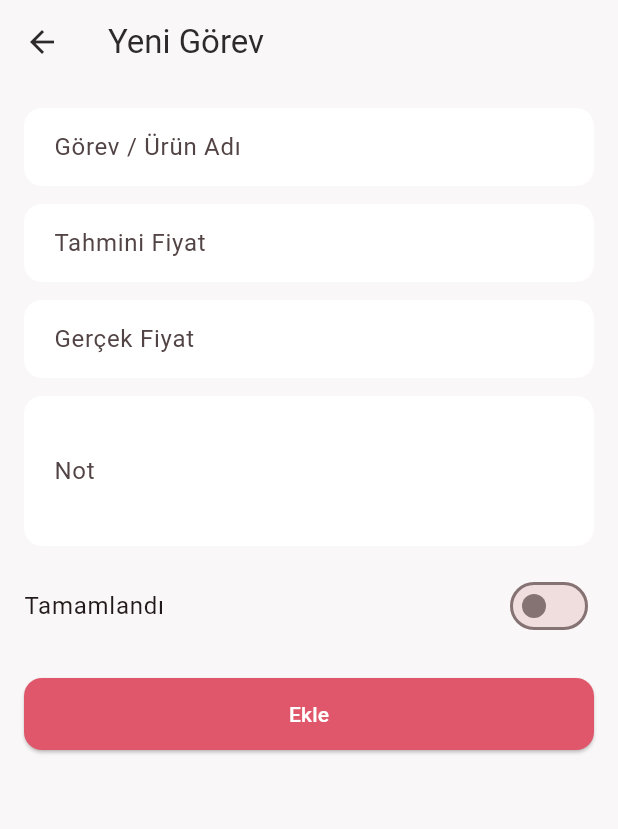
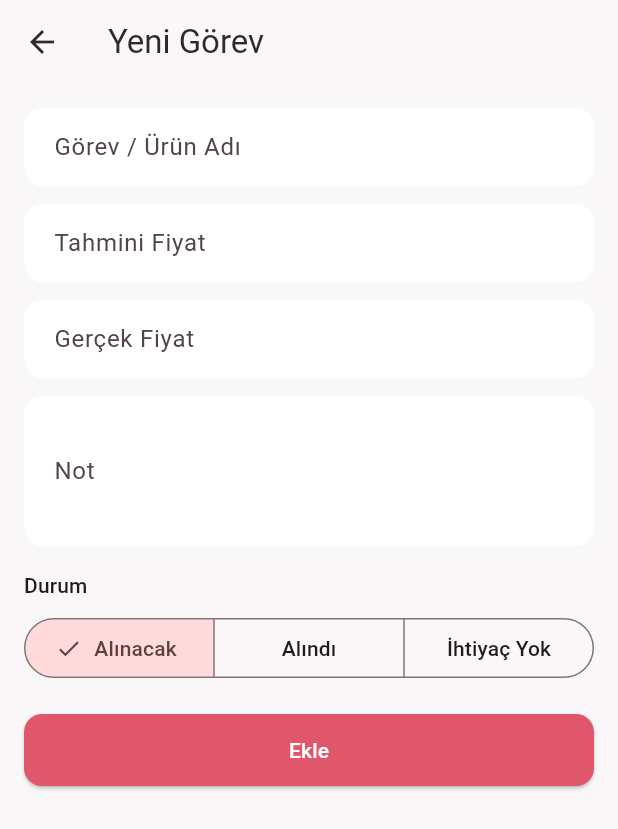
Before and after one commit to melikebsds/Weddly, a Flutter app: the TaskFormScreen screen opened directly with empty values, on a phone screen of 412 x 824 dp. Shown: the top 829 px of the screen. Run offline on Flutter 3.47's test engine with Material 3 defaults, Android fonts, the phone set to English and light mode, and no system bars; our stand-ins replace dio, flutter_secure_storage; accounts and stored records are empty.

Commit message:
Görev durumunu 3'lü hale getir (Alınacak/Alındı/İhtiyaç Yok)
Backend'deki WeddingTaskStatus enum'ıyla uyumlu: checkbox yerine 3'lü
durum seçici (liste: PopupMenuButton, form: SegmentedButton). İhtiyaç
Yok işaretlenen görevler bütçe hesaplamalarından hariç tutuluyor.

Co-Authored-By: Claude Sonnet 5 <noreply@anthropic.com>

```diff
--- a/lib/models/wedding_task.dart
+++ b/lib/models/wedding_task.dart
@@ -1,3 +1,20 @@
+/// Backend'deki WeddingTaskStatus enum'ıyla birebir eşleşir (0/1/2).
+enum WeddingTaskStatus {
+  toBuy,
+  bought,
+  notNeeded;
+
+  static WeddingTaskStatus fromValue(int value) => WeddingTaskStatus.values[value];
+
+  int get value => index;
+
+  String get label => switch (this) {
+        WeddingTaskStatus.toBuy => 'Alınacak',
+        WeddingTaskStatus.bought => 'Alındı',
+        WeddingTaskStatus.notNeeded => 'İhtiyaç Yok',
+      };
+}
+
 class WeddingTask {
   final String id;
   final String weddingSpaceId;
@@ -7,7 +24,7 @@ class WeddingTask {
   final double? estimatedPrice;
   final double? actualPrice;
   final String? assignedUserId;
-  final bool isCompleted;
+  final WeddingTaskStatus status;
 
   const WeddingTask({
     required this.id,
@@ -18,7 +35,7 @@ class WeddingTask {
     this.estimatedPrice,
     this.actualPrice,
     this.assignedUserId,
-    this.isCompleted = false,
+    this.status = WeddingTaskStatus.toBuy,
   });
 
   factory WeddingTask.fromJson(Map<String, dynamic> json) => WeddingTask(
@@ -30,6 +47,6 @@ class WeddingTask {
         estimatedPrice: (json['estimatedPrice'] as num?)?.toDouble(),
         actualPrice: (json['actualPrice'] as num?)?.toDouble(),
         assignedUserId: json['assignedUserId'] as String?,
-        isCompleted: json['isCompleted'] as bool? ?? false,
+        status: WeddingTaskStatus.fromValue(json['status'] as int? ?? 0),
       );
 }
--- a/lib/providers/wedding_state.dart
+++ b/lib/providers/wedding_state.dart
@@ -131,9 +131,9 @@ class WeddingState extends ChangeNotifier {
     return completedTaskCount() / total;
   }
 
-  double estimatedTotal() => _allTasks().fold(0, (sum, t) => sum + (t.estimatedPrice ?? 0));
+  double estimatedTotal() => _budgetRelevantTasks().fold(0, (sum, t) => sum + (t.estimatedPrice ?? 0));
 
-  double actualTotal() => _allTasks().fold(0, (sum, t) => sum + (t.actualPrice ?? 0));
+  double actualTotal() => _budgetRelevantTasks().fold(0, (sum, t) => sum + (t.actualPrice ?? 0));
 
   int? daysUntilWedding() {
     final weddingDate = activeSpace?.weddingDate;
@@ -148,7 +148,7 @@ class WeddingState extends ChangeNotifier {
     String? description,
     double? estimatedPrice,
     double? actualPrice,
-    bool isCompleted = false,
+    WeddingTaskStatus status = WeddingTaskStatus.toBuy,
   }) async {
     final task = await _taskApi.create(
       categoryId,
@@ -156,7 +156,7 @@ class WeddingState extends ChangeNotifier {
       description: description,
       estimatedPrice: estimatedPrice,
       actualPrice: actualPrice,
-      isCompleted: isCompleted,
+      status: status,
     );
     tasksByCategory[categoryId] = [...tasksForCategory(categoryId), task];
     await _refreshCategoryCounts();
@@ -169,7 +169,7 @@ class WeddingState extends ChangeNotifier {
     String? description,
     double? estimatedPrice,
     double? actualPrice,
-    required bool isCompleted,
+    required WeddingTaskStatus status,
   }) async {
     final updated = await _taskApi.update(
       task.id,
@@ -177,7 +177,7 @@ class WeddingState extends ChangeNotifier {
       description: description,
       estimatedPrice: estimatedPrice,
       actualPrice: actualPrice,
-      isCompleted: isCompleted,
+      status: status,
     );
     _replaceTask(updated);
     await _refreshCategoryCounts();
@@ -192,8 +192,8 @@ class WeddingState extends ChangeNotifier {
     notifyListeners();
   }
 
-  Future<void> toggleCompleted(WeddingTask task) async {
-    final updated = await _taskApi.setCompleted(task.id, !task.isCompleted);
+  Future<void> setTaskStatus(WeddingTask task, WeddingTaskStatus status) async {
+    final updated = await _taskApi.setStatus(task.id, status);
     _replaceTask(updated);
     await _refreshCategoryCounts();
     notifyListeners();
@@ -213,5 +213,9 @@ class WeddingState extends ChangeNotifier {
     categories = await _categoryApi.getForSpace(activeSpace!.id);
   }
 
-  List<WeddingTask> _allTasks() => tasksByCategory.values.expand((tasks) => tasks).toList();
+  /// İhtiyaç Yok işaretlenen görevler bütçe hesaplamalarından tamamen hariç tutulur.
+  List<WeddingTask> _budgetRelevantTasks() => tasksByCategory.values
+      .expand((tasks) => tasks)
+      .where((t) => t.status != WeddingTaskStatus.notNeeded)
+      .toList();
 }
--- a/lib/screens/categories/category_detail_screen.dart
+++ b/lib/screens/categories/category_detail_screen.dart
@@ -38,7 +38,8 @@ class CategoryDetailScreen extends StatelessWidget {
                 final WeddingTask task = tasks[index];
                 return TaskListTile(
                   task: task,
-                  onToggle: () => _handle(context, () => state.toggleCompleted(task)),
+                  onStatusChanged: (status) =>
+                      _handle(context, () => state.setTaskStatus(task, status)),
                   onTap: () => Navigator.of(context).push(
                     MaterialPageRoute(
                       builder: (_) => TaskFormScreen(category: category, task: task),
--- a/lib/screens/tasks/task_form_screen.dart
+++ b/lib/screens/tasks/task_form_screen.dart
@@ -23,7 +23,7 @@ class _TaskFormScreenState extends State<TaskFormScreen> {
   late final TextEditingController _estimatedController;
   late final TextEditingController _actualController;
   late final TextEditingController _noteController;
-  bool _isCompleted = false;
+  WeddingTaskStatus _status = WeddingTaskStatus.toBuy;
   bool _isSaving = false;
 
   bool get _isEditing => widget.task != null;
@@ -38,7 +38,7 @@ class _TaskFormScreenState extends State<TaskFormScreen> {
     _actualController =
         TextEditingController(text: task?.actualPrice?.toStringAsFixed(0) ?? '');
     _noteController = TextEditingController(text: task?.description ?? '');
-    _isCompleted = task?.isCompleted ?? false;
+    _status = task?.status ?? WeddingTaskStatus.toBuy;
   }
 
   @override
@@ -79,7 +79,7 @@ class _TaskFormScreenState extends State<TaskFormScreen> {
           description: _noteController.text.trim(),
           estimatedPrice: estimated,
           actualPrice: actual,
-          isCompleted: _isCompleted,
+          status: _status,
         );
       } else {
         await state.addTask(
@@ -88,7 +88,7 @@ class _TaskFormScreenState extends State<TaskFormScreen> {
           description: _noteController.text.trim(),
           estimatedPrice: estimated,
           actualPrice: actual,
-          isCompleted: _isCompleted,
+          status: _status,
         );
       }
 
@@ -136,12 +136,18 @@ class _TaskFormScreenState extends State<TaskFormScreen> {
               decoration: const InputDecoration(labelText: 'Not'),
               maxLines: 3,
             ),
-            const SizedBox(height: 12),
-            SwitchListTile(
-              contentPadding: EdgeInsets.zero,
-              title: const Text('Tamamlandı'),
-              value: _isCompleted,
-              onChanged: (value) => setState(() => _isCompleted = value),
+            const SizedBox(height: 16),
+            Align(
+              alignment: Alignment.centerLeft,
+              child: Text('Durum', style: Theme.of(context).textTheme.labelLarge),
+            ),
+            const SizedBox(height: 8),
+            SegmentedButton<WeddingTaskStatus>(
+              segments: WeddingTaskStatus.values
+                  .map((status) => ButtonSegment(value: status, label: Text(status.label)))
+                  .toList(),
+              selected: {_status},
+              onSelectionChanged: (selection) => setState(() => _status = selection.first),
             ),
             const SizedBox(height: 20),
             ElevatedButton(
```
Also changed, not shown: lib/services/task_api_service.dart (+6 -6 lines), lib/widgets/task_list_tile.dart (+29 -5 lines).
